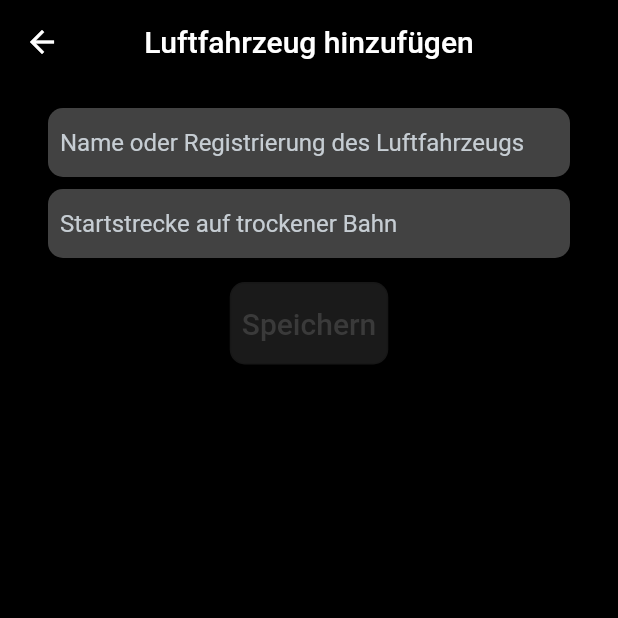
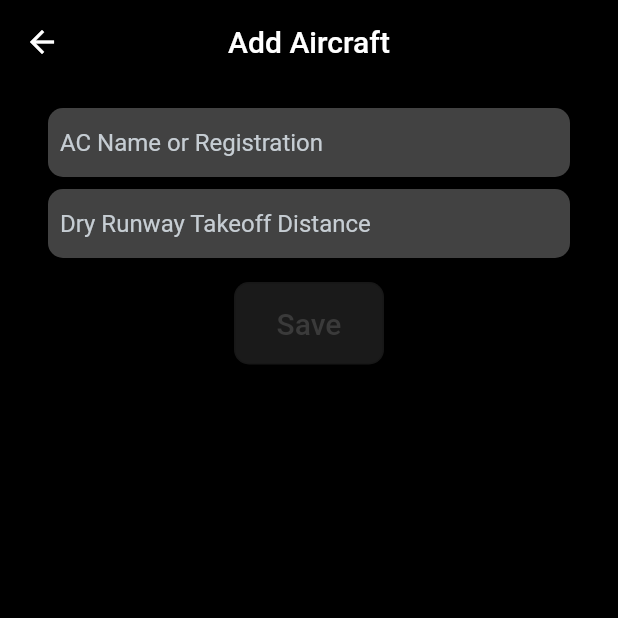
Before and after one commit to FrenchTacoDev/ultra_light_performance_tool, a Flutter app: the screen it shows after launch, after a tap on the "add" icon, on a phone screen of 412 x 824 dp, the top half of it. Run offline on Flutter 3.47's test engine with Material 2 defaults, Android fonts, the phone set to English and light mode, and no system bars; our stand-ins replace flutter_bloc, sqflite, sqflite_common_ffi; accounts and stored records are empty.

Commit message:
AddAC Localization
- Localized AddACPage and underlaying components

- Imposed a min size on the AddAC Save button since it looks off otherwise

```diff
--- a/lib/src/aircraft/add_aircraft/add_aircraft_page.dart
+++ b/lib/src/aircraft/add_aircraft/add_aircraft_page.dart
@@ -2,6 +2,7 @@ import 'package:flutter/material.dart';
 import 'package:flutter_bloc/flutter_bloc.dart';
 import 'package:ultra_light_performance_tool/src/aircraft/aircraft.dart';
 import 'package:ultra_light_performance_tool/src/shared%20widgets/ulpt_button.dart';
+import 'package:ultra_light_performance_tool/src/core/core.dart';
 import 'BLoC/add_aircraft_bloc.dart';
 import 'widgets/ac_widgets.dart';
 
@@ -17,7 +18,9 @@ class AddAircraftPage extends StatelessWidget {
     return Scaffold(
       appBar: AppBar(
         centerTitle: true,
-        title: original == null ? const Text("Luftfahrzeug hinzufügen") : const Text("Luftfahrzeug bearbeiten"),
+        title: original == null ?
+          Text(Localizer.of(context).addACTitleCreate) :
+          Text(Localizer.of(context).addACTitleEdit),
       ),
       body: BlocProvider<AddAircraftCubit>(
         create: (context) => AddAircraftCubit(acManager: acManager, original: original),
@@ -43,14 +46,17 @@ class AddAircraftPage extends StatelessWidget {
                         value: state.tod,
                       ),
                       const SizedBox(height: 16,),
-                      ULPTButton(
+                      ConstrainedBox(
+                        constraints: const BoxConstraints(minWidth: 100),
+                        child: ULPTButton(
                             enabled: cubit.canSave(),
-                          title: "Speichern",
+                            title: Localizer.of(context).save,
                             onTap: () async{
                               //To avoid context over async gap
                               closeFunc() => Navigator.pop(context);
                               if(await cubit.save()) closeFunc();
                             }
+                        ),
                       )
                     ],
                   ),
--- a/lib/src/aircraft/add_aircraft/widgets/ac_name_entry.dart
+++ b/lib/src/aircraft/add_aircraft/widgets/ac_name_entry.dart
@@ -1,4 +1,5 @@
 import 'package:flutter/material.dart';
+import 'package:ultra_light_performance_tool/src/core/core.dart';
 import 'package:ultra_light_performance_tool/src/shared widgets/ulpt_textfield.dart';
 
 ///Text entry to add aircraft name.
@@ -51,7 +52,7 @@ class _ACNameEntryState extends State<ACNameEntry>{
     return ULPTTextField(
       focusNode: focusNode,
       tec: tec,
-      hintText: "Name oder Registrierung des Luftfahrzeugs",
+      hintText: Localizer.of(context).addACNameHint,
     );
   }
 
--- a/lib/src/aircraft/add_aircraft/widgets/ac_tod_entry.dart
+++ b/lib/src/aircraft/add_aircraft/widgets/ac_tod_entry.dart
@@ -1,5 +1,6 @@
 import 'package:flutter/material.dart';
 import 'package:flutter/services.dart';
+import 'package:ultra_light_performance_tool/src/core/core.dart';
 import 'package:ultra_light_performance_tool/src/shared widgets/ulpt_textfield.dart';
 
 ///Text entry to add aircraft takeoff-distance.
@@ -70,7 +71,7 @@ class _ACTodEntryState extends State<ACTodEntry>{
       focusNode: focusNode,
       tec: tec,
       isOnlyNumbers: true,
-      hintText: "Startstrecke auf trockener Bahn",
+      hintText: Localizer.of(context).addACTodHint,
       inputFormatter: _TodInputFormatter(),
     );
   }
--- a/lib/src/aircraft/list/BLoC/aircraft_select_bloc.dart
+++ b/lib/src/aircraft/list/BLoC/aircraft_select_bloc.dart
@@ -2,6 +2,7 @@ import 'package:flutter/material.dart';
 import 'package:flutter_bloc/flutter_bloc.dart';
 import 'package:ultra_light_performance_tool/src/aircraft/add_aircraft/add_aircraft_page.dart';
 import 'package:ultra_light_performance_tool/src/aircraft/aircraft.dart';
+import 'package:ultra_light_performance_tool/src/core/core.dart';
 import 'package:ultra_light_performance_tool/src/shared%20widgets/ulpt_confirmation.dart';
 
 class ACSelectState{
@@ -50,7 +51,7 @@ class ACSelectCubit extends Cubit<ACSelectState>{
   Future<void> deleteAircraft({required BuildContext context, required Aircraft ac}) async{
     var res = await ULPTConfirmation.show(
         context: context,
-        title: Text("${ac.name} wirklich löschen?", textAlign: TextAlign.center,)
+        title: Text(Localizer.of(context).acDeleteConfirm(ac.name), textAlign: TextAlign.center,)
     );
 
     if(res == false) return;
--- a/lib/src/localization/de/de.dart
+++ b/lib/src/localization/de/de.dart
@@ -3,9 +3,15 @@ import '../localizer.dart';
 class DE extends Dictionary{
   //region General
   @override
+  String get yes => "Ja";
+  @override
+  String get no => "Nein";
+  @override
   String get edit => "Bearbeiten";
   @override
   String get delete => "Löschen";
+  @override
+  String get save => "Speichern";
   //endregion
   //region Menu
   @override
@@ -18,5 +24,17 @@ class DE extends Dictionary{
   String get acSelectTitle => "Luftfahrzeug Auswählen";
   @override
   String get acSelectError => "Kein Luftfahrzeug gefunden!";
+  @override
+  String acDeleteConfirm(String acName) => "$acName wirklich löschen?";
+  //endregion
+  //region AddAC
+  @override
+  String get addACTitleCreate => "Luftfahrzeug Hinzufügen";
+  @override
+  String get addACTitleEdit => "Luftfahrzeug Bearbeiten";
+  @override
+  String get addACNameHint => "Name oder Registrierung des Luftfahrzeugs";
+  @override
+  String get addACTodHint => "Startstrecke auf trockener Bahn";
   //endregion
 }
--- a/lib/src/localization/default/en.dart
+++ b/lib/src/localization/default/en.dart
@@ -1,8 +1,11 @@
 ///Data container for all Strings that will be implemented by the localization
 abstract class Dictionary{
   //region General
+  String get yes;
+  String get no;
   String get edit;
   String get delete;
+  String get save;
   //endregion
 
   //region Menu
@@ -12,15 +15,29 @@ abstract class Dictionary{
   //region AcSelect
   String get acSelectTitle;
   String get acSelectError;
+  String acDeleteConfirm(String acName);
+  //endregion
+
+  //region AddAC
+  String get addACTitleCreate;
+  String get addACTitleEdit;
+  String get addACNameHint;
+  String get addACTodHint;
   //endregion
 }
 
 class EN extends Dictionary{
   //region General
   @override
+  String get yes => "Yes";
+  @override
+  String get no => "No";
+  @override
   String get edit => "Edit";
   @override
   String get delete => "Delete";
+  @override
+  String get save => "Save";
   //endregion
 
   //region Menu
@@ -28,6 +45,8 @@ class EN extends Dictionary{
   String get menuAirports => "Manage Airports";
   @override
   String get menuSettings => "Settings";
+  @override
+  String acDeleteConfirm(String acName) => "Delete aircraft $acName?";
   //endregion
   //region AcSelect
   @override
@@ -35,4 +54,14 @@ class EN extends Dictionary{
   @override
   String get acSelectError => "No Aircraft found!";
   //endregion
+  //region AddAC
+  @override
+  String get addACTitleCreate => "Add Aircraft";
+  @override
+  String get addACTitleEdit => "Edit Aircraft";
+  @override
+  String get addACNameHint => "AC Name or Registration";
+  @override
+  String get addACTodHint => "Dry Runway Takeoff Distance";
+  //endregion
 }
--- a/lib/src/shared widgets/ulpt_confirmation.dart
+++ b/lib/src/shared widgets/ulpt_confirmation.dart
@@ -1,5 +1,6 @@
 import 'package:flutter/material.dart';
 import 'package:ultra_light_performance_tool/src/res/themes.dart';
+import 'package:ultra_light_performance_tool/src/core/core.dart';
 
 ///Confirmation Dialog using the [ULPTTheme]
 class ULPTConfirmation extends StatelessWidget {
@@ -36,12 +37,12 @@ class ULPTConfirmation extends StatelessWidget {
         OutlinedButton(
             onPressed: () => Navigator.pop(context, true),
             style: buttonStyle,
-            child: Text("Ja", style: textStyle,),
+            child: Text(Localizer.of(context).yes, style: textStyle,),
         ),
         OutlinedButton(
           onPressed: () => Navigator.pop(context, false),
           style: buttonStyle,
-          child: Text("Nein", style: textStyle,),
+          child: Text(Localizer.of(context).no, style: textStyle,),
         ),
       ],
     );
--- a/lib/ulpt.dart
+++ b/lib/ulpt.dart
@@ -18,7 +18,8 @@ class ULPT extends StatelessWidget {
       create: (context) => ApplicationCubit(),
       child: BlocBuilder<ApplicationCubit, ApplicationState>(
           builder: (context, state) {
-            return MaterialApp(
+            return Localizer(
+              child: MaterialApp(
                 title: "ULPT",
                 theme: state.theme,
                 localizationsDelegates: const [
@@ -31,7 +32,8 @@ class ULPT extends StatelessWidget {
                   Locale.fromSubtags(countryCode: "GB", languageCode: "en"),
                   Locale.fromSubtags(countryCode: "DE", languageCode: "de"),
                 ],
-              home: Localizer(child: MainPage(setupComplete: state.setupComplete)),
+                home: MainPage(setupComplete: state.setupComplete),
+              ),
             );
           },
       ),
```
Lines whose indentation alone changed are shown as unchanged.
